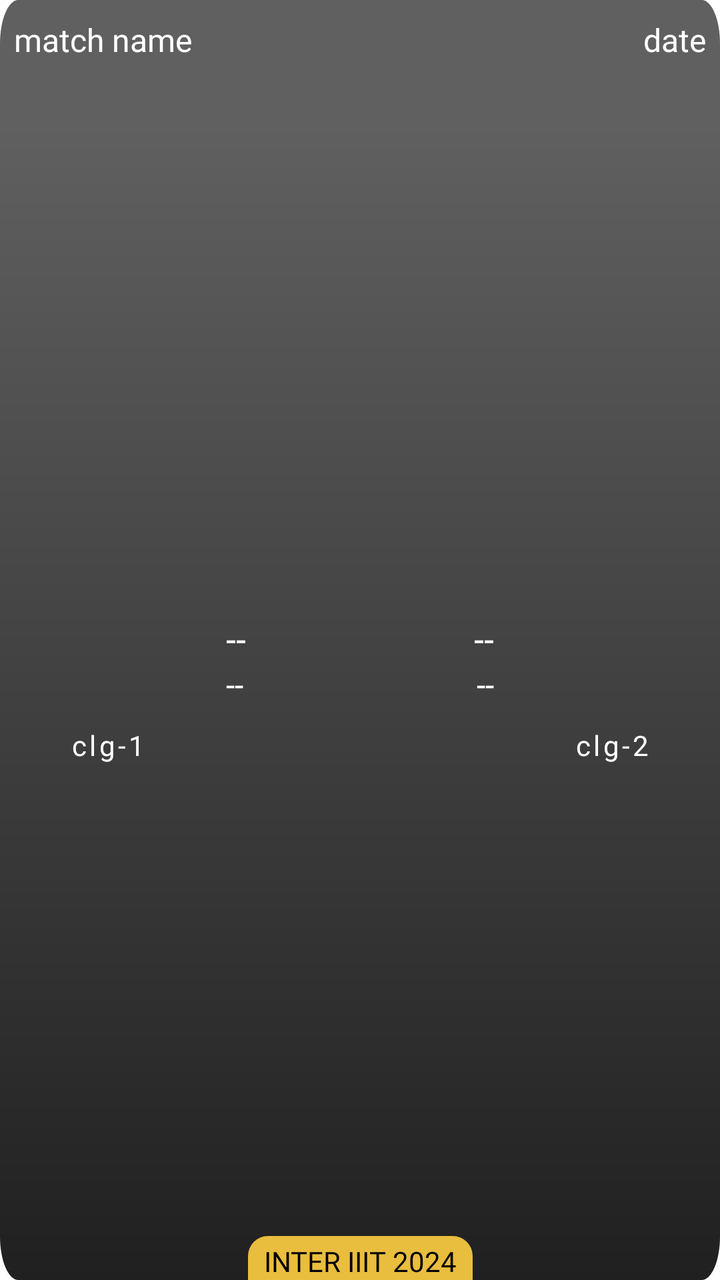
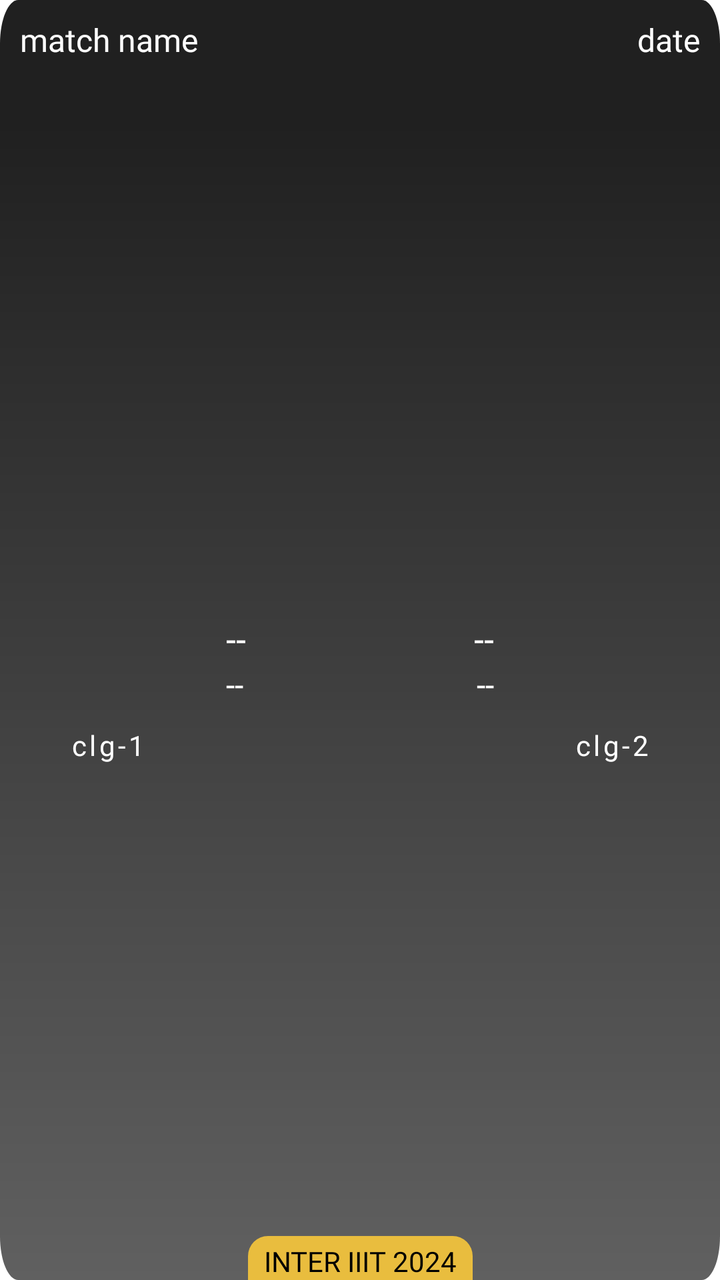

Before-and-after screenshots of an Android layout around one commit, followed by the original layout XML and the change that was made.
<!-- AndroidManifest.xml: application theme Theme.NavigationDrawer -->
<!-- res/layout/layout_cricket.xml -->
<?xml version="1.0" encoding="utf-8"?>
<androidx.constraintlayout.widget.ConstraintLayout xmlns:android="http://schemas.android.com/apk/res/android"
    xmlns:app="http://schemas.android.com/apk/res-auto"
    android:layout_width="match_parent"
    android:layout_height="200dp"
    android:layout_marginHorizontal="10dp"
    android:layout_marginVertical="10dp"
    android:background="@drawable/fade3">

    <LinearLayout
        android:id="@+id/lay1"
        android:layout_width="match_parent"
        android:layout_height="40dp"
        android:orientation="horizontal"
        android:padding="5dp"
        android:weightSum="1"
        app:layout_constraintEnd_toEndOf="parent"
        app:layout_constraintStart_toStartOf="parent"
        app:layout_constraintTop_toTopOf="parent">

        <TextView
            android:id="@+id/matchName"
            android:layout_width="0dp"
            android:layout_height="40dp"
            android:layout_gravity="center_vertical"
            android:layout_weight="0.7"
            android:fontFamily="@font/poppins_semibold"
            android:gravity="center_vertical|start"
            android:hint="match name"
            android:paddingHorizontal="2dp"
            android:textAllCaps="true"
            android:textColor="#E9E9E9"
            android:textColorHint="@color/white"
            android:textSize="16sp" />

        <TextView
            android:id="@+id/date"
            android:layout_width="0dp"
            android:layout_height="40dp"
            android:layout_gravity="center_vertical"
            android:layout_weight="0.3"
            android:fontFamily="@font/poppins_semibold"
            android:gravity="center_vertical|end"
            android:hint="date"
            android:paddingHorizontal="2dp"
            android:textColor="#E9E9E9"
            android:textColorHint="@color/white"
            android:textSize="16sp" />
    </LinearLayout>

    <LinearLayout
        android:layout_width="match_parent"
        android:layout_height="wrap_content"
        android:layout_marginTop="45dp"
        android:orientation="vertical"
        android:visibility="gone">

        <TextView
            android:id="@+id/time"
            android:layout_width="match_parent"
            android:layout_height="wrap_content"
            android:fontFamily="@font/poppins_medium"
            android:gravity="center"
            android:hint="time"
            android:textColor="@color/white"
            android:textColorHint="@color/white"
            android:textSize="16sp" />
    </LinearLayout>

    <LinearLayout
        android:layout_width="match_parent"
        android:layout_height="0dp"
        android:layout_marginTop="-20dp"
        android:orientation="horizontal"
        android:weightSum="1"
        app:layout_constraintBottom_toBottomOf="parent"
        app:layout_constraintEnd_toEndOf="parent"
        app:layout_constraintStart_toStartOf="parent"
        app:layout_constraintTop_toBottomOf="@id/lay1">

        <LinearLayout
            android:layout_width="0dp"
            android:layout_height="wrap_content"
            android:layout_gravity="center_vertical"
            android:layout_weight="0.3"
            android:orientation="vertical">

            <ImageView
                android:id="@+id/clgImg1"
                android:layout_width="match_parent"
                android:layout_height="80dp"
                android:scaleType="fitCenter"/>

            <TextView
                android:id="@+id/clgName1"
                android:layout_width="match_parent"
                android:layout_height="wrap_content"
                android:layout_marginTop="5dp"
                android:fontFamily="@font/poppins_medium"
                android:gravity="center"
                android:hint="clg-1"
                android:letterSpacing="0.1"
                android:textAllCaps="true"
                android:textColor="@color/white"
                android:textColorHint="@color/white" />
        </LinearLayout>

        <RelativeLayout
            android:layout_width="0dp"
            android:layout_height="wrap_content"
            android:layout_gravity="center_vertical"
            android:layout_weight="0.4"
            android:padding="5dp">

            <TextView
                android:id="@+id/poi1"
                android:layout_width="wrap_content"
                android:layout_height="wrap_content"
                android:layout_alignParentStart="true"
                android:fontFamily="@font/poppins_semibold"
                android:gravity="start"
                android:hint="--"
                android:textColor="@color/white"
                android:textColorHint="@color/white"
                android:textSize="18sp" />

            <TextView
                android:id="@+id/poi2"
                android:layout_width="wrap_content"
                android:layout_height="wrap_content"
                android:layout_alignParentEnd="true"
                android:layout_gravity="end"
                android:fontFamily="@font/poppins_semibold"
                android:hint="--"
                android:textColor="@color/white"
                android:textColorHint="@color/white"
                android:textSize="18sp" />

            <TextView
                android:id="@+id/ov1"
                android:layout_width="wrap_content"
                android:layout_height="wrap_content"
                android:layout_below="@id/poi1"
                android:layout_alignParentStart="true"
                android:fontFamily="@font/poppins_medium"
                android:gravity="start"
                android:hint="--"
                android:textColor="@color/white"
                android:textColorHint="@color/white"
                android:textSize="16sp" />

            <TextView
                android:id="@+id/ov2"
                android:layout_width="wrap_content"
                android:layout_height="wrap_content"
                android:layout_below="@id/poi2"
                android:layout_alignParentEnd="true"
                android:layout_gravity="end"
                android:fontFamily="@font/poppins_medium"
                android:hint="--"
                android:textColor="@color/white"
                android:textColorHint="@color/white"
                android:textSize="16sp" />
        </RelativeLayout>

        <LinearLayout
            android:layout_width="0dp"
            android:layout_height="wrap_content"
            android:layout_gravity="center_vertical"
            android:layout_weight="0.3"
            android:orientation="vertical">

            <ImageView
                android:id="@+id/clgImg2"
                android:layout_width="match_parent"
                android:layout_height="80dp"
                android:scaleType="fitCenter" />

            <TextView
                android:id="@+id/clgName2"
                android:layout_width="match_parent"
                android:layout_height="wrap_content"
                android:layout_marginTop="5dp"
                android:fontFamily="@font/poppins_medium"
                android:gravity="center"
                android:hint="clg-2"
                android:letterSpacing="0.1"
                android:textAllCaps="true"
                android:textColor="@color/white"
                android:textColorHint="@color/white" />
        </LinearLayout>
    </LinearLayout>

    <TextView
        android:layout_width="wrap_content"
        android:layout_height="wrap_content"
        android:background="@drawable/backlesss"
        android:fontFamily="@font/poppins_medium"
        android:gravity="center|bottom"
        android:paddingHorizontal="8dp"
        android:paddingTop="3dp"
        android:text="inter iiit 2024"
        android:textAllCaps="true"
        android:textColor="@color/black"
        app:layout_constraintBottom_toBottomOf="parent"
        app:layout_constraintEnd_toEndOf="parent"
        app:layout_constraintStart_toStartOf="parent" />
</androidx.constraintlayout.widget.ConstraintLayout>
<!-- resources referenced by this layout -->
<resources>
  <color name="black">#FF000000</color>
  <color name="white">#FFFFFFFF</color>
  <!-- drawable backlesss (drawable) -->
  <?xml version="1.0" encoding="utf-8"?>
  <shape xmlns:android="http://schemas.android.com/apk/res/android">
      <solid android:color="#E9BD3E" /> 
  
      <corners
          android:topLeftRadius="10dp"
          android:topRightRadius="10dp" />
  </shape>
  <!-- drawable fade3 (drawable) -->
  <vector xmlns:android="http://schemas.android.com/apk/res/android"
      xmlns:aapt="http://schemas.android.com/aapt"
      android:width="400dp"
      android:height="293dp"
      android:viewportWidth="393"
      android:viewportHeight="293">
  
      <path android:pathData="M10,0h373c5.523,0 10,4.477 10,10v273c0,5.523 -4.477,10 -10,10h-373c-5.523,0 -10,-4.477 -10,-10v-273c0,-5.523 4.477,-10 10,-10Z">
          <aapt:attr name="android:fillColor">
              <gradient
                  android:endX="197"
                  android:endY="27.9"
                  android:startX="197"
                  android:startY="293"
                  android:type="linear">
                  <item
                      android:color="#202020"
                      android:offset="0" />
                  <item
                      android:color="#606060"
                      android:offset="1" />
              </gradient>
          </aapt:attr>
      </path>
  </vector>
  <style name="Theme.NavigationDrawer" parent="Theme.MaterialComponents.DayNight.NoActionBar">
          
          <item name="colorPrimary">#FFECA1</item>
          
      </style>
</resources>

<!-- the commit's change to res/layout/layout_cricket.xml (unified diff, before → after) -->
@@ -2,7 +2,7 @@
 <androidx.constraintlayout.widget.ConstraintLayout xmlns:android="http://schemas.android.com/apk/res/android"
     xmlns:app="http://schemas.android.com/apk/res-auto"
     android:layout_width="match_parent"
-    android:layout_height="200dp"
+    android:layout_height="180dp"
     android:layout_marginHorizontal="10dp"
     android:layout_marginVertical="10dp"
     android:background="@drawable/fade3">
@@ -27,7 +27,7 @@
             android:fontFamily="@font/poppins_semibold"
             android:gravity="center_vertical|start"
             android:hint="match name"
-            android:paddingHorizontal="2dp"
+            android:paddingHorizontal="5dp"
             android:textAllCaps="true"
             android:textColor="#E9E9E9"
             android:textColorHint="@color/white"
@@ -42,7 +42,7 @@
             android:fontFamily="@font/poppins_semibold"
             android:gravity="center_vertical|end"
             android:hint="date"
-            android:paddingHorizontal="2dp"
+            android:paddingHorizontal="5dp"
             android:textColor="#E9E9E9"
             android:textColorHint="@color/white"
             android:textSize="16sp" />
@@ -99,6 +99,7 @@
                 android:fontFamily="@font/poppins_medium"
                 android:gravity="center"
                 android:hint="clg-1"
+                android:paddingHorizontal="5dp"
                 android:letterSpacing="0.1"
                 android:textAllCaps="true"
                 android:textColor="@color/white"
@@ -185,6 +186,7 @@
                 android:gravity="center"
                 android:hint="clg-2"
                 android:letterSpacing="0.1"
+                android:paddingHorizontal="5dp"
                 android:textAllCaps="true"
                 android:textColor="@color/white"
                 android:textColorHint="@color/white" />
<!-- resource entries referenced after the edit -->
@@ -28,10 +28,10 @@
                   android:startY="293"
                   android:type="linear">
                   <item
-                      android:color="#202020"
+                      android:color="#606060"
                       android:offset="0" />
                   <item
-                      android:color="#606060"
+                      android:color="#202020"
                       android:offset="1" />
               </gradient>
           </aapt:attr>
